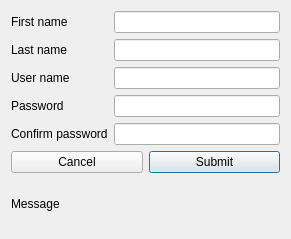
Qt form FAQsBrowser/RegistrationDlg.ui (congchenutd/COFAQs) before a commit.
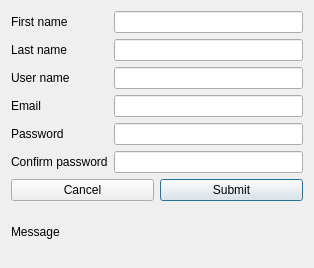
The same form after that commit.

Commit message: + Server status on registration, login, and mainwindow + Add email to registration

The edit to the form file:
```diff
--- a/FAQsBrowser/RegistrationDlg.ui
+++ b/FAQsBrowser/RegistrationDlg.ui
@@ -6,8 +6,8 @@
    <rect>
     <x>0</x>
     <y>0</y>
-    <width>291</width>
-    <height>239</height>
+    <width>314</width>
+    <height>268</height>
    </rect>
   </property>
   <property name="windowTitle">
@@ -45,34 +45,44 @@
     <widget class="QLineEdit" name="leUserName"/>
    </item>
    <item row="3" column="0">
+    <widget class="QLabel" name="label_4">
+     <property name="text">
+      <string>Email</string>
+     </property>
+    </widget>
+   </item>
+   <item row="3" column="1">
+    <widget class="QLineEdit" name="leEmail"/>
+   </item>
+   <item row="4" column="0">
     <widget class="QLabel" name="label_5">
      <property name="text">
       <string>Password</string>
      </property>
     </widget>
    </item>
-   <item row="3" column="1">
+   <item row="4" column="1">
     <widget class="QLineEdit" name="lePassword">
      <property name="echoMode">
       <enum>QLineEdit::Password</enum>
      </property>
     </widget>
    </item>
-   <item row="4" column="0">
+   <item row="5" column="0">
     <widget class="QLabel" name="label_6">
      <property name="text">
       <string>Confirm password</string>
      </property>
     </widget>
    </item>
-   <item row="4" column="1">
+   <item row="5" column="1">
     <widget class="QLineEdit" name="lePassword2">
      <property name="echoMode">
       <enum>QLineEdit::Password</enum>
      </property>
     </widget>
    </item>
-   <item row="5" column="0" colspan="2">
+   <item row="6" column="0" colspan="2">
     <layout class="QHBoxLayout" name="horizontalLayout">
      <item>
       <widget class="QPushButton" name="btCancel">
@@ -93,7 +103,7 @@
      </item>
     </layout>
    </item>
-   <item row="6" column="0" colspan="2">
+   <item row="7" column="0">
     <widget class="QLabel" name="labelMessage">
      <property name="text">
       <string>Message</string>
```
Left out of the diff: 3 changed lines with no effect on the pictures. The commit also changes 18 other files.
